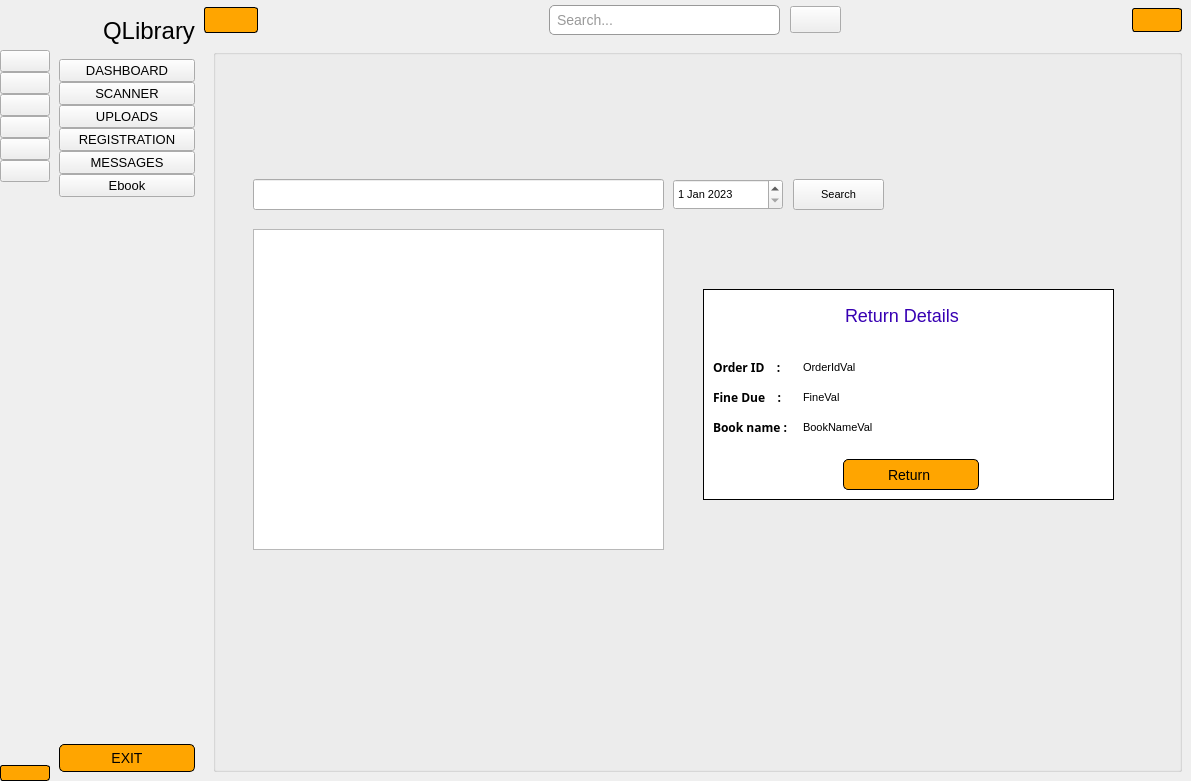
Old version of the form sidebar.ui in the repository AsifCantCode/QLibrary.
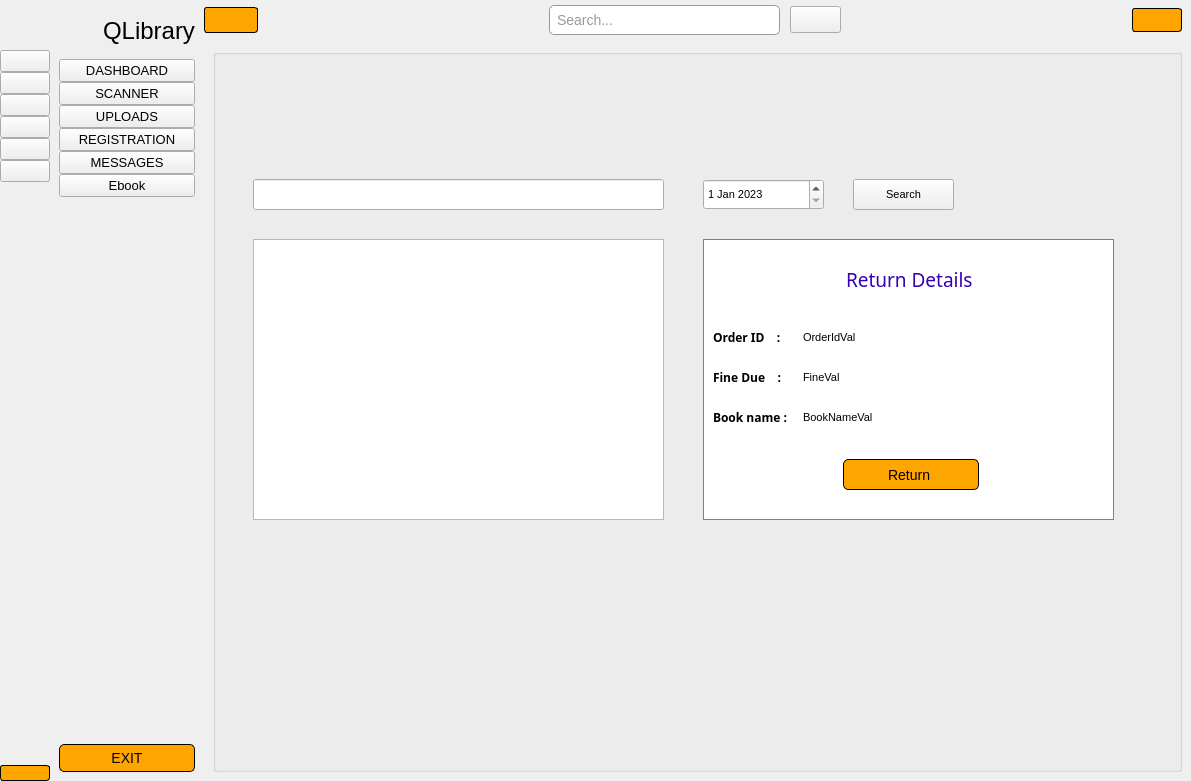
New version of the form. The open tabs and pages were chosen to show the change. Icons and pictures are not drawn.

What changed in the file:
```diff
--- a/sidebar.ui
+++ b/sidebar.ui
@@ -805,7 +805,7 @@
           </font>
          </property>
          <property name="currentIndex">
-          <number>2</number>
+          <number>0</number>
          </property>
          <widget class="QWidget" name="page">
           <widget class="QLabel" name="label_4">
@@ -1509,22 +1509,20 @@
            <property name="geometry">
             <rect>
              <x>700</x>
-             <y>277</y>
+             <y>270</y>
              <width>131</width>
-             <height>31</height>
+             <height>41</height>
             </rect>
            </property>
            <property name="font">
             <font>
-             <family>Arial,sans-serif</family>
-             <pointsize>-1</pointsize>
+             <family>Bahnschrift</family>
+             <pointsize>12</pointsize>
             </font>
            </property>
            <property name="styleSheet">
             <string notr="true">QLabel {
     color: #3700B3; /* Text color */
-    font-family: Arial, sans-serif; /* Font family */
-    font-size: 18px; /* Font size */
 	border: none;
     padding: 8px; /* Padding around the content */
 }</string>
@@ -1858,7 +1856,7 @@
            <property name="geometry">
             <rect>
              <x>300</x>
-             <y>270</y>
+             <y>290</y>
              <width>391</width>
              <height>101</height>
             </rect>
@@ -1931,7 +1929,7 @@
            <property name="geometry">
             <rect>
              <x>300</x>
-             <y>150</y>
+             <y>160</y>
              <width>391</width>
              <height>101</height>
             </rect>
@@ -2007,7 +2005,7 @@
              <x>180</x>
              <y>100</y>
              <width>621</width>
-             <height>461</height>
+             <height>511</height>
             </rect>
            </property>
            <property name="styleSheet">
@@ -2024,7 +2022,7 @@
            <property name="geometry">
             <rect>
              <x>300</x>
-             <y>390</y>
+             <y>450</y>
              <width>391</width>
              <height>101</height>
             </rect>
@@ -2063,7 +2061,7 @@
 </string>
               </property>
               <property name="text">
-               <string>Upload Ebooks(PDF)</string>
+               <string>Upload Ebooks (PDF)</string>
               </property>
               <property name="alignment">
                <set>Qt::AlignCenter</set>
@@ -2075,8 +2073,8 @@
               <property name="styleSheet">
                <string notr="true">/* Style for QPushButton */
 QPushButton {
-    background-color: #FFA500; /* Orange background color */
-    color: #000000; /* Black text color */
+    background-color: #4d4dff; /* Orange background color */
+    color: #FFFFFF; /* Black text color */
     border: 1px solid #000000; /* Black border */
     border-radius: 5px; /* Rounded corners */
     padding: 7px 10px; /* Padding around the button text */
@@ -2086,12 +2084,12 @@
 
 /* QPushButton when hovered */
 QPushButton:hover {
-    background-color: #FFD700; /* Lighter orange on hover */
+    background-color: #9a9aff; /* Lighter orange on hover */
 }
 </string>
               </property>
               <property name="text">
-               <string>UPLOAD BOOKS</string>
+               <string>SELECT PDF</string>
               </property>
              </widget>
             </item>
@@ -2113,9 +2111,9 @@
               <property name="geometry">
                <rect>
                 <x>40</x>
-                <y>180</y>
+                <y>190</y>
                 <width>411</width>
-                <height>321</height>
+                <height>281</height>
                </rect>
               </property>
              </widget>
@@ -2132,9 +2130,9 @@
              <widget class="QPushButton" name="SearchButton">
               <property name="geometry">
                <rect>
-                <x>580</x>
+                <x>640</x>
                 <y>130</y>
-                <width>91</width>
+                <width>101</width>
                 <height>31</height>
                </rect>
               </property>
@@ -2146,9 +2144,9 @@
               <property name="geometry">
                <rect>
                 <x>490</x>
-                <y>240</y>
+                <y>190</y>
                 <width>411</width>
-                <height>211</height>
+                <height>281</height>
                </rect>
               </property>
               <property name="styleSheet">
@@ -2161,7 +2159,7 @@
                <property name="geometry">
                 <rect>
                  <x>10</x>
-                 <y>70</y>
+                 <y>90</y>
                  <width>81</width>
                  <height>16</height>
                 </rect>
@@ -2182,7 +2180,7 @@
                <property name="geometry">
                 <rect>
                  <x>10</x>
-                 <y>100</y>
+                 <y>130</y>
                  <width>91</width>
                  <height>16</height>
                 </rect>
@@ -2203,7 +2201,7 @@
                <property name="geometry">
                 <rect>
                  <x>100</x>
-                 <y>70</y>
+                 <y>90</y>
                  <width>81</width>
                  <height>16</height>
                 </rect>
@@ -2216,7 +2214,7 @@
                <property name="geometry">
                 <rect>
                  <x>100</x>
-                 <y>100</y>
+                 <y>130</y>
                  <width>61</width>
                  <height>16</height>
                 </rect>
@@ -2229,7 +2227,7 @@
                <property name="geometry">
                 <rect>
                  <x>10</x>
-                 <y>130</y>
+                 <y>170</y>
                  <width>81</width>
                  <height>16</height>
                 </rect>
@@ -2250,7 +2248,7 @@
                <property name="geometry">
                 <rect>
                  <x>100</x>
-                 <y>130</y>
+                 <y>170</y>
                  <width>301</width>
                  <height>16</height>
                 </rect>
@@ -2265,18 +2263,18 @@
                  <x>0</x>
                  <y>0</y>
                  <width>411</width>
-                 <height>211</height>
+                 <height>281</height>
                 </rect>
                </property>
                <property name="styleSheet">
                 <string notr="true">background-color: white;
-border: 1px solid black;</string>
+border: 1px solid grey;</string>
                </property>
                <widget class="QPushButton" name="ReturnBtn">
                 <property name="geometry">
                  <rect>
                   <x>140</x>
-                  <y>170</y>
+                  <y>220</y>
                   <width>136</width>
                   <height>31</height>
                  </rect>
@@ -2317,16 +2315,20 @@
                 <property name="geometry">
                  <rect>
                   <x>130</x>
-                  <y>8</y>
+                  <y>15</y>
                   <width>151</width>
-                  <height>37</height>
+                  <height>51</height>
                  </rect>
                 </property>
+                <property name="font">
+                 <font>
+                  <family>Bahnschrift</family>
+                  <pointsize>14</pointsize>
+                 </font>
+                </property>
                 <property name="styleSheet">
                  <string notr="true">QLabel {
     color: #3700B3; /* Text color */
-    font-family: Arial, sans-serif; /* Font family */
-    font-size: 18px; /* Font size */
 	border: none;
     padding: 8px; /* Padding around the content */
     background-color: #FFFFFF; /* Background color */
@@ -2348,12 +2350,15 @@
              <widget class="QDateEdit" name="SearchDate">
               <property name="geometry">
                <rect>
-                <x>460</x>
+                <x>490</x>
                 <y>130</y>
-                <width>110</width>
+                <width>121</width>
                 <height>31</height>
                </rect>
               </property>
+              <property name="styleSheet">
+               <string notr="true">align:center;</string>
+              </property>
               <property name="dateTime">
                <datetime>
                 <hour>12</hour>
```
